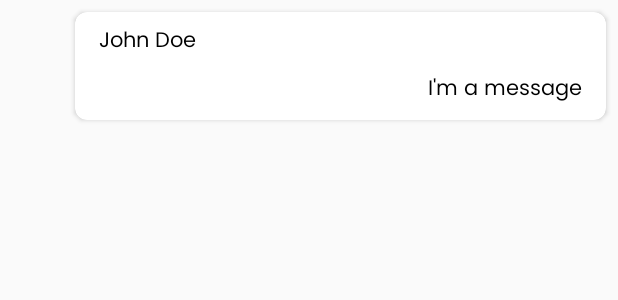
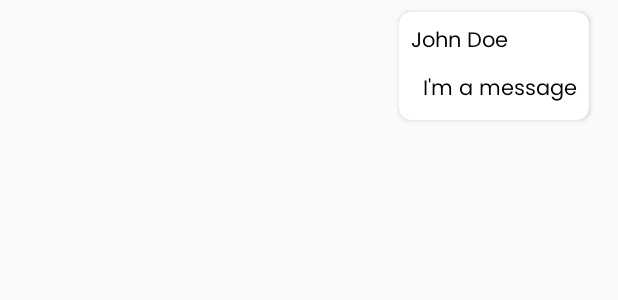
Before and after one commit to 14th-Rival/E-Storya-App, an Android app: the layout adapter_cardview_one.xml on its own in the app's theme, with its tools: preview values and no code run, on a phone screen of 412 x 824 dp. Shown: the top 300 px of the screen. Run offline under Robolectric (Android 15) with nearby library versions, the phone set to English and light mode, and no system bars.

Commit message:
- Currently updating the views

```diff
--- a/app/src/main/java/com/innov/testchat/ChatPilot.java
+++ b/app/src/main/java/com/innov/testchat/ChatPilot.java
@@ -134,8 +134,6 @@ public class ChatPilot implements Runnable{
 
                         Log.d(TAG, "Chat details: " + "\n" + userName + "\n" + messageContent + "\n" + roomName);
 
-
-
                     } catch (JSONException e) {
                         e.printStackTrace();
                     }
--- a/app/src/main/java/com/innov/testchat/MainPages/MainActivity.java
+++ b/app/src/main/java/com/innov/testchat/MainPages/MainActivity.java
@@ -51,7 +51,6 @@ public class MainActivity extends AppCompatActivity implements View.OnClickListe
          */
         mUsername = findViewById(R.id.tv_input_name);
         mRoomname = findViewById(R.id.tv_input_room);
-
 
 
         /***
--- a/app/src/main/res/layout/adapter_cardview_one.xml
+++ b/app/src/main/res/layout/adapter_cardview_one.xml
@@ -2,44 +2,49 @@
 <androidx.constraintlayout.widget.ConstraintLayout xmlns:android="http://schemas.android.com/apk/res/android"
     xmlns:app="http://schemas.android.com/apk/res-auto"
     android:layout_width="match_parent"
-    android:layout_height="wrap_content">
+    android:layout_height="wrap_content"
+    android:paddingRight="16dp">
 
     <androidx.cardview.widget.CardView
-        android:layout_width="match_parent"
+        android:layout_width="wrap_content"
         android:layout_height="wrap_content"
         android:layout_marginStart="50dp"
         android:layout_marginTop="8dp"
-        android:layout_marginEnd="8dp"
+        android:layout_marginEnd="3dp"
         android:layout_marginBottom="8dp"
         app:cardCornerRadius="8dp"
         app:layout_constraintBottom_toBottomOf="parent"
         app:layout_constraintEnd_toEndOf="parent"
+        app:layout_constraintHorizontal_bias="1.0"
         app:layout_constraintStart_toStartOf="parent"
         app:layout_constraintTop_toTopOf="parent">
 
         <androidx.constraintlayout.widget.ConstraintLayout
             android:layout_width="match_parent"
-            android:layout_height="match_parent">
+            android:layout_height="match_parent"
+            android:padding="8dp">
 
             <TextView
                 android:id="@+id/msg_content"
                 android:layout_width="wrap_content"
                 android:layout_height="wrap_content"
+                android:layout_marginStart="8dp"
                 android:layout_marginTop="8dp"
-                android:layout_marginEnd="16dp"
-                android:layout_marginBottom="8dp"
                 android:text="I'm a message"
+                android:textAlignment="viewEnd"
                 app:layout_constraintBottom_toBottomOf="parent"
                 app:layout_constraintEnd_toEndOf="parent"
+                app:layout_constraintHorizontal_bias="1.0"
+                app:layout_constraintStart_toStartOf="parent"
                 app:layout_constraintTop_toBottomOf="@+id/msg_userName" />
 
             <TextView
                 android:id="@+id/msg_userName"
                 android:layout_width="wrap_content"
                 android:layout_height="wrap_content"
-                android:layout_marginStart="16dp"
-                android:layout_marginTop="8dp"
                 android:text="John Doe"
+                app:layout_constraintEnd_toEndOf="parent"
+                app:layout_constraintHorizontal_bias="0.0"
                 app:layout_constraintStart_toStartOf="parent"
                 app:layout_constraintTop_toTopOf="parent" />
         </androidx.constraintlayout.widget.ConstraintLayout>
```
